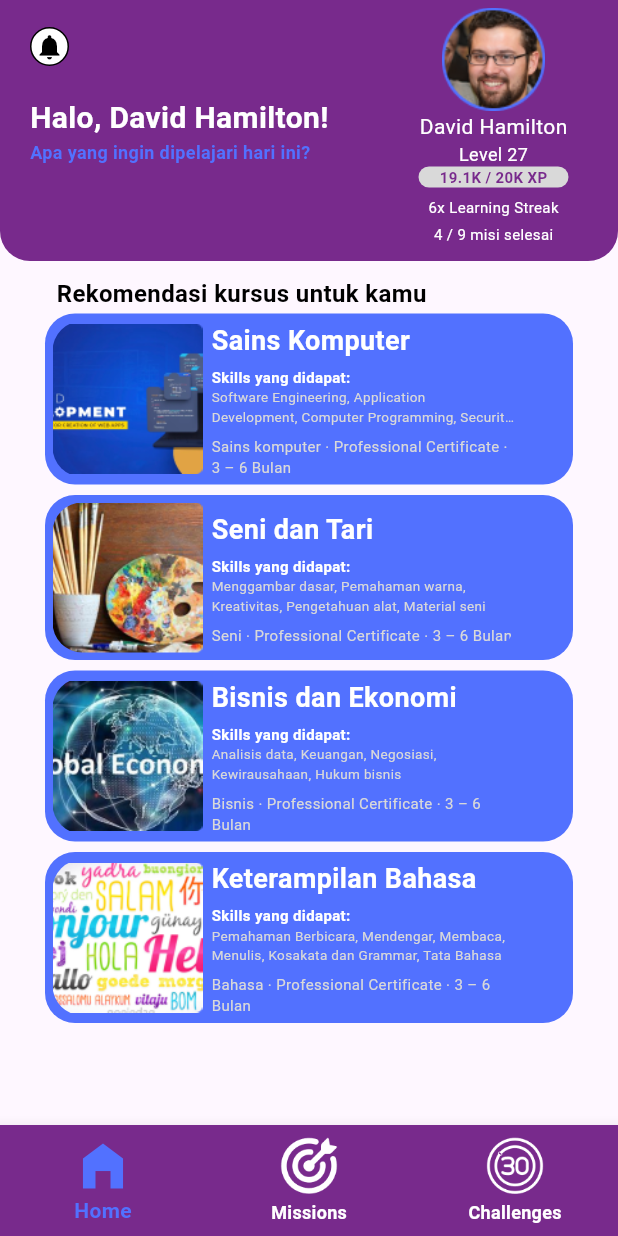
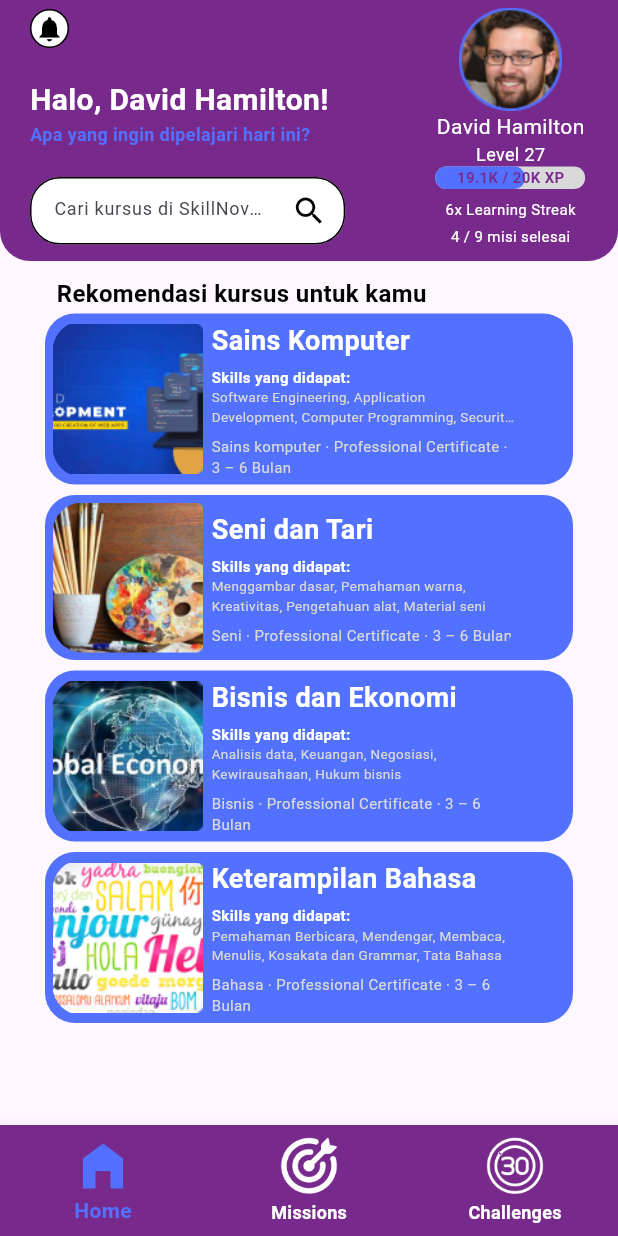
Before and after one commit to Araya05s/Skill_Nova, a Flutter app: the screen it shows after launch, on a phone screen of 412 x 824 dp. Run offline on Flutter 3.47's test engine with Material 3 defaults, Android fonts, the light colour scheme and no system bars.

Commit message:
Added Search Bar and Progress XP

```diff
--- a/skill_nova_app/lib/source/homepage.dart
+++ b/skill_nova_app/lib/source/homepage.dart
@@ -50,16 +50,44 @@ class Homepage extends StatelessWidget {
                                   fontSize: 12
                               ),
                             ),
-                            Padding(
-                              padding: EdgeInsets.all(20),
-                              child: Row(
+                          ],
+                        ),
+                        SizedBox(height: 20,),
+                        Container(
+                          width: MediaQuery.of(context).size.width*0.51,
+                          child: Container(
+                            child: Column(
+                              mainAxisSize: MainAxisSize.min,
+                              mainAxisAlignment: MainAxisAlignment.center,
                               children: [
-
-                                ],
+                                SizedBox(
+                                  height: 45,
+                                  child: TextField(
+                                    decoration: InputDecoration(
+                                        enabledBorder: OutlineInputBorder(
+                                          borderRadius: BorderRadius.circular(20)
+                                        ),
+                                      fillColor: Colors.white,
+                                      filled: true,
+                                      hintText: "Cari kursus di SkillNova™.....",
+                                      suffixIcon: Icon(
+                                        Icons.search,
+                                        color: Colors.black,
+                                      ),
+                                      suffixIconColor: Color(0xff782A8C)
+                                    ),
+                                    style: TextStyle(
+                                      fontSize: 12,
+                                      color: Color(0xff636363)
+                                    ),
+                                    textAlign : TextAlign.start,
+                                    textAlignVertical: TextAlignVertical.center,
                                   ),
                                 )
                               ],
                             ),
+                          ),
+                        )
                       ],
                     ),
                     SizedBox(width: 60,),
@@ -81,23 +109,28 @@ class Homepage extends StatelessWidget {
                               fontSize: 12
                           ),
                         ),
-                        Container(
+                        Stack(
+                          children: <Widget>[
+                            SizedBox(
                               width: 100,
-                          height: 14,
-                          decoration: BoxDecoration(color: Color(0xffd9d9d9), borderRadius: BorderRadius.circular(20)),
-                          child: const Column(
-                            crossAxisAlignment: CrossAxisAlignment.center,
-                            children: [
-                              Text(
-                                "19.1K / 20K XP",
+                              height: 15,
+                              child: LinearProgressIndicator(
+                                backgroundColor: Color(0xffD9D9D9),
+                                valueColor: AlwaysStoppedAnimation(Color(0xff5271FF)),
+                                value: 0.6,
+                                borderRadius: BorderRadius.circular(20),
+                              ),
+                            ),
+                            Align(
+                              widthFactor: 1.40,
+                              child: Text("19.1K / 20K XP",
                               style: TextStyle(
                                 fontSize: 10,
                                 fontWeight: FontWeight.bold,
                                 color: Color(0xff782A8C)
                               ),
-                              ),
+                            ), alignment: Alignment.topCenter, ),
                           ],
-                          ),
                         ),
                         const SizedBox(height: 6),
                         const Text(
--- a/skill_nova_app/lib/source/splash_screen.dart
+++ b/skill_nova_app/lib/source/splash_screen.dart
@@ -16,7 +16,7 @@ class _SplashScreenState extends State<SplashScreen> with SingleTickerProviderSt
     super.initState();
     SystemChrome.setEnabledSystemUIMode(SystemUiMode.immersive);
 
-    Future.delayed(const Duration(seconds: 2), () {
+    Future.delayed(const Duration(seconds: 3), () {
       Navigator.of(context).pushReplacement(MaterialPageRoute(
         builder: (_) => const Homepage(),
       ));
```
Lines whose indentation alone changed are shown as unchanged.
